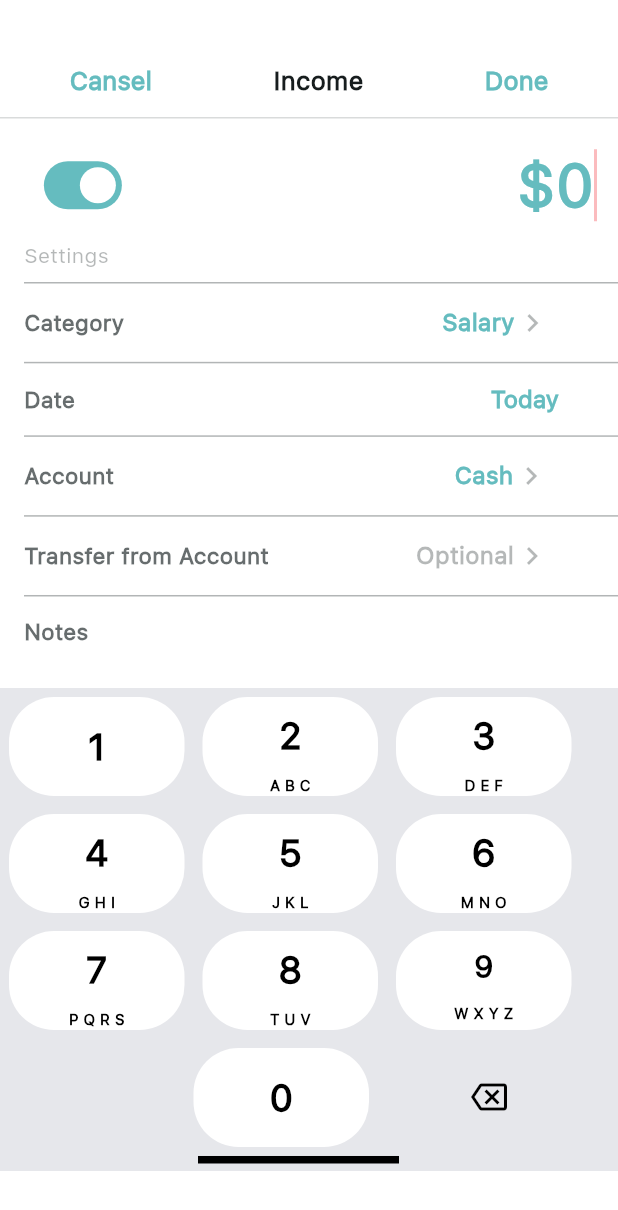
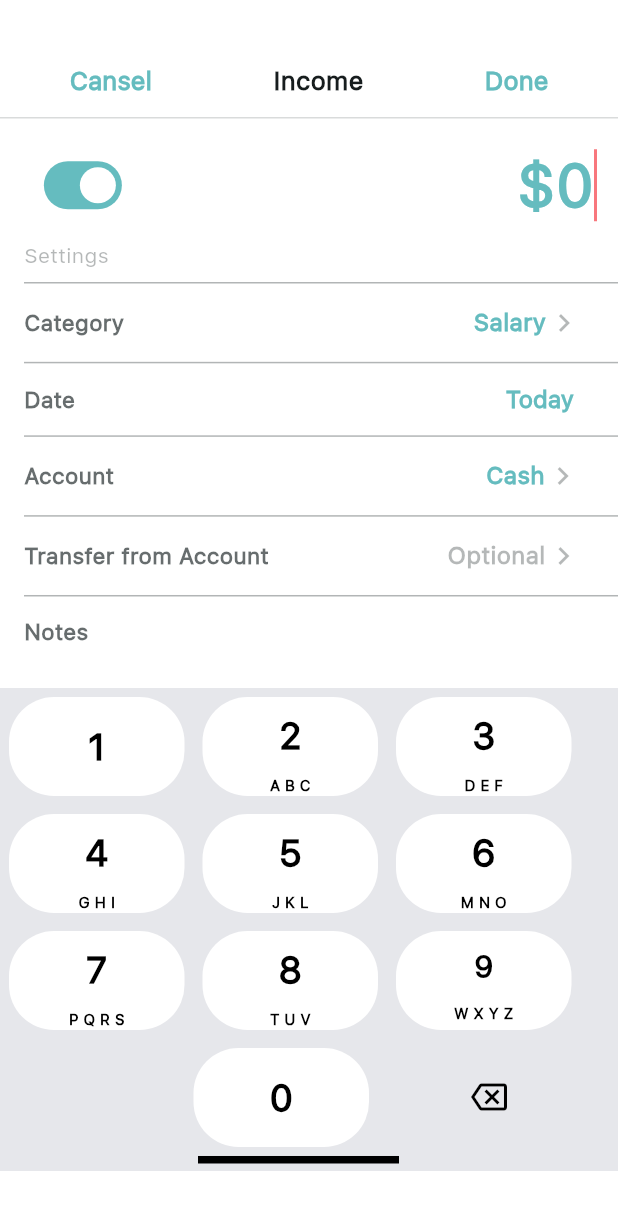
Before and after one commit to CherednychenkoIhor/cash_new_revenue, a Flutter app: the screen it shows after launch, on a phone screen of 412 x 824 dp. Shown: the top 1210 px of the screen. Run offline on Flutter 3.47's test engine with Material 2 defaults, Android fonts, the phone set to English and light mode, and no system bars.

Commit message:
color correction, changing padding of "Settings"

```diff
--- a/lib/recourses/switch.dart
+++ b/lib/recourses/switch.dart
@@ -28,7 +28,7 @@ class _SwitchWidgetState extends State<SwitchWidget> {
               },
               activeTrackColor: const Color(0xff65bcbf),
               activeColor: Colors.white,
-              inactiveTrackColor: const Color(0x80f8777d),
+              inactiveTrackColor: const Color(0xfff8777d),
               inactiveThumbColor: Colors.white,
             ),
           ),
@@ -39,7 +39,7 @@ class _SwitchWidgetState extends State<SwitchWidget> {
                     fontFamily: 'SF_Pro_Text',
                     fontSize: 40,
                     fontWeight: FontWeight.bold,
-                    color: isOn ? Colors.white : const Color(0x80f8777d))),
+                    color: isOn ? Colors.white : const Color(0xfff8777d))),
           ),
           Container(
             child: Text('\$0',
@@ -50,7 +50,7 @@ class _SwitchWidgetState extends State<SwitchWidget> {
                     fontWeight: FontWeight.bold,
                     color: isOn
                         ? const Color(0xff65bcbf)
-                        : const Color(0x80f8777d))),
+                        : const Color(0xfff8777d))),
           ),
           Container(
             margin: const EdgeInsets.fromLTRB(0, 0, 14, 0),
@@ -58,7 +58,7 @@ class _SwitchWidgetState extends State<SwitchWidget> {
               maxWidth: 2,
               maxHeight: 48,
             ),
-            color: const Color(0x80f8777d),
+            color: const Color(0xfff8777d),
           ),
         ],
       ),
--- a/lib/settings/cash.dart
+++ b/lib/settings/cash.dart
@@ -18,7 +18,7 @@ class Cash extends StatelessWidget {
                     fontWeight: FontWeight.bold,
                     color: Color(0xB0232C2D)))),
         Container(
-          padding: const EdgeInsets.fromLTRB(0, 12, 0, 12),
+          padding: const EdgeInsets.fromLTRB(21, 12, 0, 12),
           child: const Text('Cash',
               textAlign: TextAlign.end,
               style: TextStyle(
--- a/lib/settings/date.dart
+++ b/lib/settings/date.dart
@@ -9,7 +9,7 @@ class Date extends StatelessWidget {
     return Row(
       children: [
         Container(
-            margin: const EdgeInsets.fromLTRB(16, 13, 265, 13),
+            margin: const EdgeInsets.fromLTRB(16, 13, 275, 13),
             child: const Text('Date',
                 style: TextStyle(
                     fontFamily: 'SF_Pro_Text',
--- a/lib/settings/otional.dart
+++ b/lib/settings/otional.dart
@@ -17,7 +17,7 @@ class Optional extends StatelessWidget {
                     fontWeight: FontWeight.bold,
                     color: Color(0xB0232C2D)))),
         Container(
-          padding: const EdgeInsets.fromLTRB(0, 12, 0, 12),
+          padding: const EdgeInsets.fromLTRB(21, 12, 0, 12),
           child: const Text('Optional',
               textAlign: TextAlign.end,
               style: TextStyle(
--- a/lib/settings/salary.dart
+++ b/lib/settings/salary.dart
@@ -18,7 +18,7 @@ class Salary extends StatelessWidget {
                     fontWeight: FontWeight.bold,
                     color: Color(0xB0232C2D)))),
         Container(
-          padding: const EdgeInsets.fromLTRB(0, 12, 0, 12),
+          padding: const EdgeInsets.fromLTRB(21, 12, 0, 12),
           child: const Text('Salary',
               textAlign: TextAlign.end,
               style: TextStyle(
```
